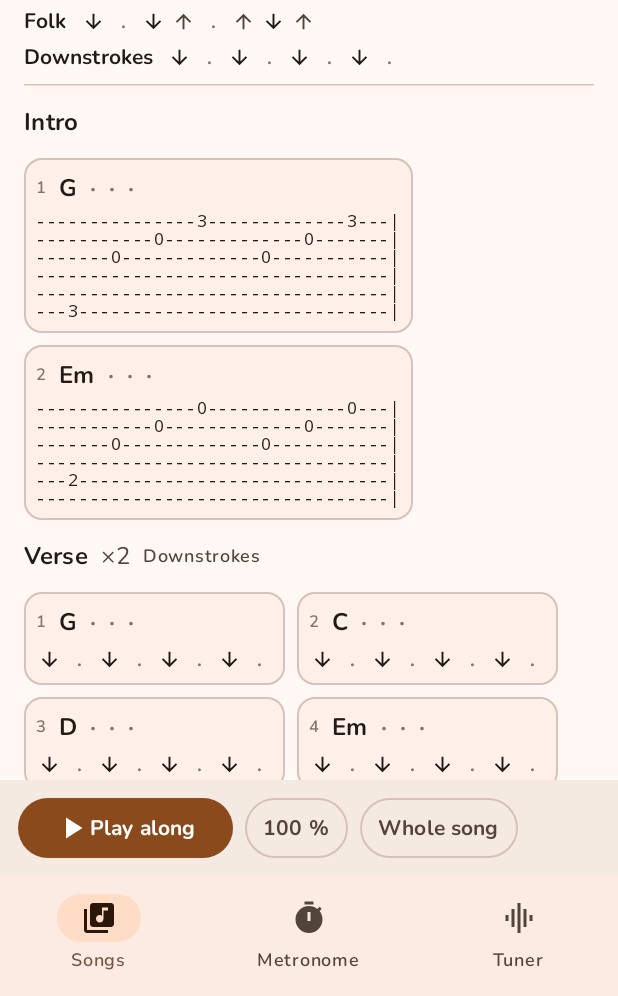
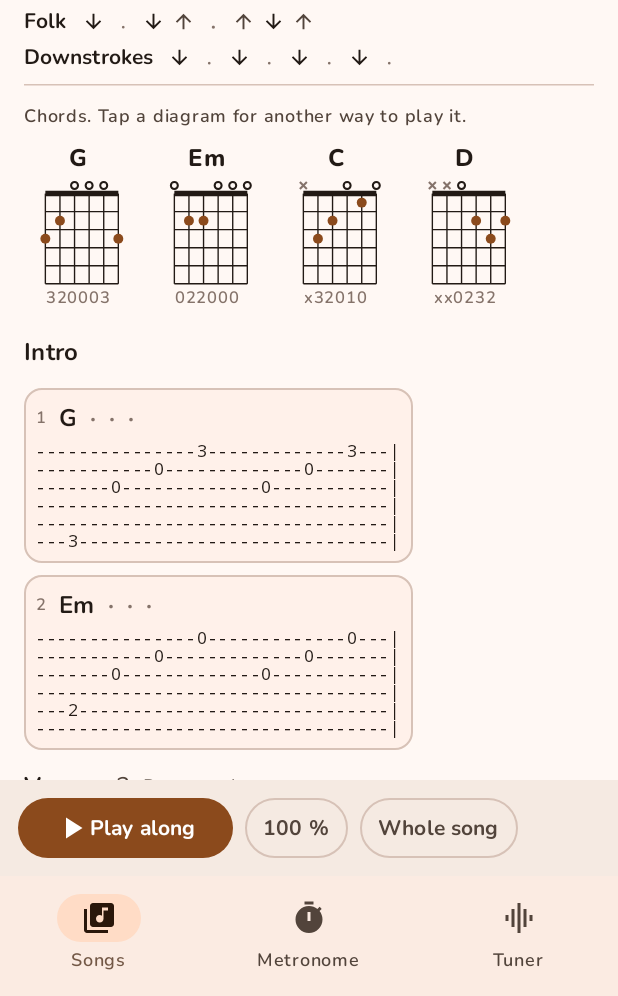
Before and after one commit to 0x0SegFault/guitarnest, an Android app built with Jetpack Compose: the screen it shows after launch (MainActivity), after a tap on "Four chords exercise", on a phone screen of 412 x 824 dp, the part 240-1236 px from its top. Run offline under Robolectric (Android 15) with nearby library versions, the phone set to English and light mode, and no system bars; pictures from the network do not load; 1 statement that could not run was skipped.

Commit message:
Chord diagrams, fingerpicking and flamenco patterns, diagrams in print
- Chord shapes computed from music theory (open and barre, up the neck); tap a diagram for another voicing, saved in the song
- Play along shows the chord now (big) and next; with a picking pattern the string to pick lights up
- Pattern kinds: strumming (D U R x -, R = rasgueado) and fingerpicking (B b 1-6 -); presets for flamenco and picking
- Metronome: 12 beats per bar for soleá and bulerías compás
- Print and PDF start with the chord diagrams; text export lists the shapes

```diff
--- /dev/null
+++ b/app/src/main/java/app/guitarnest/ui/ChordDiagram.kt
@@ -0,0 +1,84 @@
+package app.guitarnest.ui
+
+import androidx.compose.foundation.Canvas
+import androidx.compose.foundation.layout.Column
+import androidx.compose.foundation.layout.size
+import androidx.compose.material3.MaterialTheme
+import androidx.compose.material3.Text
+import androidx.compose.runtime.Composable
+import androidx.compose.ui.Alignment
+import androidx.compose.ui.Modifier
+import androidx.compose.ui.geometry.CornerRadius
+import androidx.compose.ui.geometry.Offset
+import androidx.compose.ui.geometry.Size
+import androidx.compose.ui.graphics.drawscope.Stroke
+import androidx.compose.ui.graphics.nativeCanvas
+import androidx.compose.ui.semantics.contentDescription
+import androidx.compose.ui.semantics.semantics
+import androidx.compose.ui.text.font.FontWeight
+import androidx.compose.ui.unit.Dp
+import androidx.compose.ui.unit.dp
+import androidx.compose.ui.unit.sp
+import app.guitarnest.tab.ChordShape
+
+/**
+ * A chord diagram: six strings (low E on the left), five frets, dots for fingers, a bar for a barre,
+ * x / o above the strings. [highlight] (string index) lights up the string to pick now.
+ */
+@Composable
+fun ChordDiagram(name: String, shape: ChordShape?, width: Dp, highlight: Int? = null, active: Boolean = false, note: String? = null) {
+    val ink = MaterialTheme.colorScheme.onSurface
+    val faint = MaterialTheme.colorScheme.outline
+    val accent = MaterialTheme.colorScheme.primary
+    val pick = MaterialTheme.colorScheme.tertiary
+    Column(horizontalAlignment = Alignment.CenterHorizontally, modifier = Modifier.semantics { contentDescription = "$name ${shape ?: ""}" }) {
+        Text(name, fontWeight = FontWeight.ExtraBold, fontSize = (width.value / 4).coerceIn(13f, 26f).sp, color = if (active) accent else ink)
+        if (shape == null) {
+            Text("?", color = faint)
+            return@Column
+        }
+        Canvas(Modifier.size(width, width * 1.15f)) {
+            val first = shape.firstFret
+            val left = size.width * 0.16f
+            val right = size.width * 0.92f
+            val top = size.height * 0.16f
+            val bottom = size.height * 0.98f
+            val gapX = (right - left) / 5
+            val gapY = (bottom - top) / 5
+            val line = (size.width / 70f).coerceAtLeast(1.2f)
+            // Strings and frets; a thick nut at fret 1, else the first fret number on the left.
+            for (s in 0 until 6) {
+                val x = left + s * gapX
+                val lit = highlight == s
+                drawLine(if (lit) pick else ink, Offset(x, top), Offset(x, bottom), strokeWidth = if (lit) line * 3 else line)
+            }
+            for (f in 0..5) {
+                val y = top + f * gapY
+                drawLine(ink, Offset(left, y), Offset(right, y), strokeWidth = if (f == 0 && first == 1) line * 4 else line)
+            }
+            if (first > 1) {
+                drawContext.canvas.nativeCanvas.drawText("$first", 0f, top + gapY * 0.7f,
+                    android.graphics.Paint().apply { color = android.graphics.Color.GRAY; textSize = gapY * 0.6f; isAntiAlias = true })
+            }
+            val r = gapX * 0.34f
+            shape.barre?.let { (fret, from, to) ->
+                val y = top + (fret - first + 0.5f) * gapY
+                drawRoundRect(accent, Offset(left + from * gapX - r, y - r), Size((to - from) * gapX + 2 * r, 2 * r), CornerRadius(r, r))
+            }
+            shape.frets.forEachIndexed { s, fret ->
+                val x = left + s * gapX
+                val markY = top - gapY * 0.45f
+                when {
+                    fret < 0 -> {
+                        val d = r * 0.7f
+                        drawLine(faint, Offset(x - d, markY - d), Offset(x + d, markY + d), strokeWidth = line * 1.5f)
+                        drawLine(faint, Offset(x - d, markY + d), Offset(x + d, markY - d), strokeWidth = line * 1.5f)
+                    }
+                    fret == 0 -> drawCircle(if (highlight == s) pick else ink, r * 0.7f, Offset(x, markY), style = Stroke(line * 1.5f))
+                    else -> drawCircle(if (highlight == s) pick else accent, r, Offset(x, top + (fret - first + 0.5f) * gapY))
+                }
+            }
+        }
+        if (note != null) Text(note, style = MaterialTheme.typography.labelSmall, color = faint)
+    }
+}
--- a/app/src/main/java/app/guitarnest/ui/SongScreen.kt
+++ b/app/src/main/java/app/guitarnest/ui/SongScreen.kt
@@ -1,6 +1,8 @@
 package app.guitarnest.ui
 
 import android.content.Intent
+import androidx.compose.foundation.clickable
+import androidx.compose.foundation.horizontalScroll
 import androidx.compose.foundation.layout.Box
 import androidx.compose.foundation.layout.PaddingValues
 import androidx.compose.material3.DropdownMenu
@@ -42,6 +44,9 @@ import androidx.compose.ui.unit.dp
 import androidx.core.net.toUri
 import app.guitarnest.R
 import app.guitarnest.data.PracticeEntry
+import app.guitarnest.tab.ChordShapes
+import app.guitarnest.tab.PlayAlong
+import app.guitarnest.tab.PlayedBar
 import app.guitarnest.tab.Song
 import java.net.URLEncoder
 
@@ -65,6 +70,7 @@ fun SongScreen(song: Song, playing: Playing?, log: List<PracticeEntry>, vm: Song
     Column(modifier) {
         Column(Modifier.weight(1f).verticalScroll(scroll).padding(horizontal = 16.dp), verticalArrangement = Arrangement.spacedBy(12.dp)) {
             Header(song, log)
+            ChordStrip(song) { vm.save(PlayAlong.nextShape(song, it)) }
             song.sections.forEachIndexed { s, section ->
                 val pattern = song.pattern(section.strum)
                 Row(verticalAlignment = Alignment.CenterVertically, horizontalArrangement = Arrangement.spacedBy(8.dp)) {
@@ -85,6 +91,7 @@ fun SongScreen(song: Song, playing: Playing?, log: List<PracticeEntry>, vm: Song
             if (song.notes.isNotBlank()) Text(song.notes, style = MaterialTheme.typography.bodyMedium)
             FindOnline(song)
         }
+        if (mine != null && order.isNotEmpty()) NowPlaying(song, order, mine)
         Controls(song, mine, options, onTempo = { tempoPercent = it }, onLoop = { loop = it }, onTrainer = { trainer = it },
             onPlay = { vm.startSong(song, options) }, onStop = vm::stop)
     }
@@ -131,6 +138,47 @@ private fun FindOnline(song: Song) {
     }) { Text(stringResource(R.string.find_tabs_browser)) }
 }
 
+/** Diagrams of every chord in the song. Tap one to see another way to play it; the song remembers it. */
+@Composable
+private fun ChordStrip(song: Song, onNext: (String) -> Unit) {
+    val chords = PlayAlong.chordsInSong(song)
+    if (chords.isEmpty()) return
+    Column(verticalArrangement = Arrangement.spacedBy(4.dp)) {
+        Text(stringResource(R.string.chords_tap_hint), style = MaterialTheme.typography.labelMedium, color = MaterialTheme.colorScheme.onSurfaceVariant)
+        Row(Modifier.horizontalScroll(rememberScrollState()), horizontalArrangement = Arrangement.spacedBy(14.dp)) {
+            chords.forEach { name ->
+                val shape = ChordShapes.shapeFor(song, name)
+                Box(Modifier.clickable { onNext(name) }.padding(4.dp)) {
+                    ChordDiagram(name, shape, 64.dp, note = shape?.toString())
+                }
+            }
+        }
+    }
+}
+
+/** While playing: the chord now (big; with a picking pattern the string to pick lights up) and the next chord. */
+@Composable
+private fun NowPlaying(song: Song, order: List<PlayedBar>, playing: Playing) {
+    val index = playing.bar.coerceAtLeast(0) % order.size
+    val bar = order[index]
+    val now = PlayAlong.chordAt(order, index, playing.beat)
+    val next = PlayAlong.nextChord(order, index, playing.beat)
+    val pattern = song.pattern(bar.strum)
+    val shape = now?.let { ChordShapes.shapeFor(song, it) }
+    val pick = if (pattern?.picking == true && playing.bar >= 0) pattern.pickString(patternStep(pattern, playing.step), shape) else null
+    Surface(tonalElevation = 1.dp) {
+        Row(Modifier.fillMaxWidth().padding(horizontal = 16.dp, vertical = 6.dp), verticalAlignment = Alignment.CenterVertically,
+            horizontalArrangement = Arrangement.spacedBy(20.dp)) {
+            if (now != null) ChordDiagram(now, shape, 104.dp, highlight = pick, active = true)
+            if (next != null) Column(horizontalAlignment = Alignment.CenterHorizontally) {
+                Text(stringResource(R.string.next_chord), style = MaterialTheme.typography.labelSmall, color = MaterialTheme.colorScheme.onSurfaceVariant)
+                ChordDiagram(next, ChordShapes.shapeFor(song, next), 62.dp)
+            }
+            if (pattern != null) StrumRow(pattern, active = if (playing.bar >= 0) patternStep(pattern, playing.step) else null)
+        }
+    }
+}
+
 @Composable
 private fun Controls(
     song: Song, playing: Playing?, options: PlayOptions,
--- a/app/src/main/java/app/guitarnest/ui/TabViews.kt
+++ b/app/src/main/java/app/guitarnest/ui/TabViews.kt
@@ -29,11 +29,14 @@ import app.guitarnest.tab.Bar
 import app.guitarnest.tab.StrumPattern
 import app.guitarnest.tab.TextTab
 
-/** Strumming arrows; the [active] step is highlighted while playing. */
+/**
+ * A pattern, one cell per step; the [active] step is highlighted while playing.
+ * Strumming: arrows (R = rasgueado, × = muted). Picking: B (bass), b (alternate bass), string numbers.
+ */
 @Composable
 fun StrumRow(pattern: StrumPattern, modifier: Modifier = Modifier, active: Int? = null, big: Boolean = false) {
     val description = pattern.name + ": " + pattern.steps.map {
-        when (it) { 'D' -> "down"; 'U' -> "up"; 'x' -> "mute"; else -> "rest" }
+        when (it) { 'D' -> "down"; 'U' -> "up"; 'x' -> "mute"; 'R' -> "rasgueado"; 'B' -> "bass"; 'b' -> "alternate bass"; '-' -> "rest"; else -> "string $it" }
     }.joinToString(" ")
     Row(modifier.semantics { contentDescription = description }, horizontalArrangement = Arrangement.spacedBy(if (big) 6.dp else 2.dp)) {
         pattern.steps.forEachIndexed { i, c ->
@@ -55,7 +58,12 @@ fun StrumRow(pattern: StrumPattern, modifier: Modifier = Modifier, active: Int?
                         if (c == 'D') Icons.Filled.ArrowDownward else Icons.Filled.ArrowUpward, null,
                         tint = tint, modifier = Modifier.size(if (big) 26.dp else 15.dp),
                     )
-                    else -> Text(if (c == 'x') "×" else "·", fontSize = if (big) 22.sp else 13.sp, fontWeight = FontWeight.Bold, color = tint)
+                    else -> Text(
+                        when (c) { 'x' -> "×"; '-' -> "·"; else -> c.toString() },
+                        fontSize = if (big) 20.sp else 12.sp,
+                        fontWeight = if (onBeat || c == 'R') FontWeight.ExtraBold else FontWeight.Bold,
+                        color = if (c == 'R' && !on) MaterialTheme.colorScheme.tertiary else tint,
+                    )
                 }
             }
         }
--- /dev/null
+++ b/shared/src/commonMain/kotlin/app/guitarnest/tab/ChordShapes.kt
@@ -0,0 +1,144 @@
+package app.guitarnest.tab
+
+
+/**
+ * A way to play a chord: [frets] per string, lowest string first; -1 = not played, 0 = open.
+ * Frets are counted from the capo, like everything in a tab.
+ */
+data class ChordShape(val frets: List<Int>) {
+    /** Lowest fretted position, for drawing a 5-fret diagram ([firstFret] 1 = the nut is shown). */
+    val firstFret: Int get() = frets.filter { it > 0 }.minOrNull()?.let { if (frets.maxOrNull()!! <= 4) 1 else it } ?: 1
+
+    /**
+     * A barre: the lowest fret held by one finger across strings from..to (indexes), or null.
+     * Only when it is needed: at least three strings, no open string inside, more than three fretted notes
+     * (so the open D and E minor shapes, held with separate fingers, have no barre).
+     */
+    val barre: Triple<Int, Int, Int>? get() {
+        val fretted = frets.filter { it > 0 }
+        val low = fretted.minOrNull() ?: return null
+        val strings = frets.indices.filter { frets[it] == low }
+        val from = strings.first()
+        val to = strings.last()
+        if (to - from < 2 || fretted.size <= 3) return null
+        if ((from..to).any { frets[it] <= 0 }) return null
+        return Triple(low, from, to)
+    }
+
+    /** "x32010", or "8-10-10-9-8-8" when a fret has two digits. */
+    override fun toString(): String =
+        if (frets.all { it < 10 }) frets.joinToString("") { if (it < 0) "x" else it.toString() }
+        else frets.joinToString("-") { if (it < 0) "x" else it.toString() }
+
+    companion object {
+        fun parse(text: String): ChordShape? {
+            val parts = if ('-' in text) text.split("-") else text.map { it.toString() }
+            if (parts.size != 6) return null
+            val frets = parts.map { p -> if (p == "x" || p == "X") -1 else p.toIntOrNull()?.takeIf { it in 0..24 } ?: return null }
+            return ChordShape(frets)
+        }
+    }
+}
+
+/**
+ * Chord diagrams computed from music theory (not copied from a chord book): every playable voicing of
+ * a chord in a tuning, within four frets, with at most four fingers (a barre counts as one) and the
+ * root (or the slash bass) as the lowest note. Best first: low positions, open strings, more strings.
+ */
+object ChordShapes {
+    private val QUALITIES = linkedMapOf(
+        "maj7" to listOf(0, 4, 7, 11), "m7b5" to listOf(0, 3, 6, 10), "dim7" to listOf(0, 3, 6, 9),
+        "7sus4" to listOf(0, 5, 7, 10), "madd9" to listOf(0, 3, 7, 2), "add9" to listOf(0, 4, 7, 2),
+        "sus2" to listOf(0, 2, 7), "sus4" to listOf(0, 5, 7), "sus" to listOf(0, 5, 7),
+        "dim" to listOf(0, 3, 6), "aug" to listOf(0, 4, 8), "+" to listOf(0, 4, 8),
+        "m9" to listOf(0, 3, 7, 10, 2), "m7" to listOf(0, 3, 7, 10), "m6" to listOf(0, 3, 7, 9),
+        "9" to listOf(0, 4, 7, 10, 2), "7" to listOf(0, 4, 7, 10), "6" to listOf(0, 4, 7, 9),
+        "5" to listOf(0, 7), "m" to listOf(0, 3, 7), "" to listOf(0, 4, 7),
+    )
+
+    /** Root pitch class, chord tones (pitch classes) and bass pitch class, or null if the name is unknown. */
+    fun parse(name: String): Triple<Int, Set<Int>, Int>? {
+        val (main, slash) = name.trim().split("/", limit = 2).let { it[0] to it.getOrNull(1) }
+        val root = pitchClass(main) ?: return null
+        val rootLength = if (main.length > 1 && main[1] in "#b♯♭") 2 else 1
+        val suffix = main.substring(rootLength).replace("min", "m").replace("maj", "maj").let { if (it == "M") "" else it }
+        val intervals = QUALITIES[suffix] ?: return null
+        val tones = intervals.map { (root + it) % 12 }.toSet()
+        val bass = slash?.let { pitchClass(it) } ?: root
+        return Triple(root, tones + bass, bass)
+    }
+
+    private fun pitchClass(text: String): Int? {
+        val base = mapOf('C' to 0, 'D' to 2, 'E' to 4, 'F' to 5, 'G' to 7, 'A' to 9, 'B' to 11)[text.firstOrNull()?.uppercaseChar()] ?: return null
+        val shift = when (text.getOrNull(1)) { '#', '♯' -> 1; 'b', '♭' -> -1; else -> 0 }
+        return (base + shift + 12) % 12
+    }
+
+    /** Up to [limit] voicings for [name] in [tuning] (open-string MIDI notes, lowest first). */
+    fun voicings(name: String, tuning: List<Int> = STANDARD, limit: Int = 6): List<ChordShape> {
+        val (root, tones, bass) = parse(name) ?: return emptyList()
+        val thirdOrSus = tones.filter { it != root && it != (root + 7) % 12 }.toSet()
+        val found = LinkedHashMap<String, Pair<ChordShape, Double>>()
+        for (start in 0..12) {
+            val low = maxOf(1, start)
+            val high = low + 3
+            val choices = tuning.map { open ->
+                buildList {
+                    add(-1)
+                    if ((open % 12) in tones) add(0)
+                    for (f in low..high) if (start > 0 || f <= 3) if ((open + f) % 12 in tones) add(f)
+                }
+            }
+            val current = IntArray(6)
+            fun walk(s: Int) {
+                if (s == 6) { consider(current.toList(), tuning, root, tones, bass, thirdOrSus)?.let { (shape, score) ->
+                    val key = shape.toString()
+                    if (found[key]?.second?.let { score < it } != false) found[key] = shape to score
+                }; return }
+                for (f in choices[s]) { current[s] = f; walk(s + 1) }
+            }
+            walk(0)
+        }
+        // Best per neck position first, so the player sees the open shape and barre shapes up the neck.
+        val sorted = found.values.sortedBy { it.second }
+        val byPosition = sorted.groupBy { it.first.firstFret / 3 }.values.map { it.first() }.sortedBy { it.second }
+        return (byPosition + sorted).map { it.first }.distinct().take(limit)
+    }
+
+    private fun consider(frets: List<Int>, tuning: List<Int>, root: Int, tones: Set<Int>, bass: Int, needed: Set<Int>): Pair<ChordShape, Double>? {
+        val played = frets.indices.filter { frets[it] >= 0 }
+        if (played.size < (if (tones.size <= 2) 2 else 4)) return null
+        // Not-played strings only on the bass side, so the chord can be strummed.
+        if (played.first() + played.size - 1 != played.last() || played.last() != 5) return null
+        val notes = played.map { tuning[it] + frets[it] }
+        if (notes.first() % 12 != bass) return null
+        val classes = notes.map { it % 12 }.toSet()
+        if (root !in classes || !classes.containsAll(needed.take(2).toSet())) return null
+        if (tones.size >= 4 && classes.size < 4) return null
+        val fretted = played.filter { frets[it] > 0 }
+        val shape = ChordShape(frets)
+        val barre = shape.barre
+        val fingers = if (barre != null) 1 + fretted.count { frets[it] > barre.first } else fretted.size
+        if (fingers > 4) return null
+        val top = fretted.maxOfOrNull { frets[it] } ?: 0
+        val bottom = fretted.minOfOrNull { frets[it] } ?: 0
+        if (top - bottom > 3) return null
+        // Open strings with a hand high on the neck make shapes that are hard to read and rarely used.
+        if (top >= 5 && played.any { frets[it] == 0 }) return null
+        // Lower is better: position, fingers, stretch, barres, strings not played. Open strings help in low
+        // positions; high on the neck they make odd shapes that players rarely use.
+        val open = played.count { frets[it] == 0 }
+        val score = bottom * 1.0 + fingers * 0.8 + (top - bottom) * 0.7 + (if (barre != null) 1.5 else 0.0) +
+            (6 - played.size) * 0.9 + open * (if (bottom > 4) 1.5 else -0.6)
+        return shape to score
+    }
+
+    val STANDARD = listOf(40, 45, 50, 55, 59, 64)
+
+    /** A song's chosen shape for [name], else the best computed one. */
+    fun shapeFor(song: Song, name: String): ChordShape? {
+        song.shapes[name]?.let { ChordShape.parse(it) }?.let { return it }
+        return voicings(name, song.tuningNotes()?.strings ?: STANDARD, 1).firstOrNull()
+    }
+
+}
--- a/shared/src/commonMain/kotlin/app/guitarnest/tab/Song.kt
+++ b/shared/src/commonMain/kotlin/app/guitarnest/tab/Song.kt
@@ -36,6 +36,8 @@ data class Song(
     val patterns: List<StrumPattern> = emptyList(),
     val sections: List<Section> = emptyList(),
     val notes: String = "",
+    /** The player's chosen chord diagrams: chord name to shape, for example "G" to "320003" (see [ChordShape]). */
+    val shapes: Map<String, String> = emptyMap(),
 ) {
     fun tuningNotes(): Tuning? = Tuning.byId(tuning) ?: run {
         val parts = tuning.trim().split(Regex("\\s+"))
@@ -60,17 +62,41 @@ data class PlayedBar(val section: Int, val bar: Int, val pass: Int, val content:
 }
 
 /**
- * A strumming pattern. [steps] has one character per subdivision:
- * D = down, U = up, x = muted strum, - = no stroke (hand still moves).
+ * A strumming or fingerpicking pattern, one character per subdivision.
+ * Strumming ([kind] "strum"): D = down, U = up, R = rasgueado (flamenco fan of the fingers), x = muted strum, - = no stroke.
+ * Fingerpicking ([kind] "pick"): B = bass string of the chord, b = alternate bass, 1-6 = string (1 = high E), - = rest.
  */
 @Serializable
 data class StrumPattern(
     val id: String,
     val name: String = id,
     val steps: String,
-    /** Subdivisions per beat: 2 = eighth notes, 4 = sixteenth notes. */
+    /** Subdivisions per beat: 1 = quarter notes, 2 = eighth notes, 4 = sixteenth notes. */
     val perBeat: Int = 2,
+    val kind: String = STRUM,
 ) {
+    val picking: Boolean get() = kind == PICK
+
+    /** Beats one round of the pattern takes (12 for a flamenco compás). */
+    val beats: Int get() = (steps.length / perBeat.coerceAtLeast(1)).coerceAtLeast(1)
+
+    /** String index (0 = low E) to pluck at [step] for a chord [shape], or null for a rest. */
+    fun pickString(step: Int, shape: ChordShape?): Int? {
+        val c = strokeAt(step)
+        val bass = shape?.frets?.indexOfFirst { it >= 0 }?.takeIf { it >= 0 } ?: 0
+        return when (c) {
+            'B' -> bass
+            // Alternate bass: from the 6th or 5th string the thumb goes to the 4th; else the next higher string.
+            'b' -> if (bass <= 1) 2 else (bass + 1).coerceAtMost(5)
+            in '1'..'6' -> 6 - (c - '0')
+            else -> null
+        }
+    }
+
+    companion object {
+        const val STRUM = "strum"
+        const val PICK = "pick"
+    }
     /** Stroke at a subdivision; the pattern repeats over the bar. */
     fun strokeAt(step: Int): Char = if (steps.isEmpty()) '-' else steps[step.mod(steps.length)]
 
--- a/shared/src/commonMain/kotlin/app/guitarnest/tab/SongCodec.kt
+++ b/shared/src/commonMain/kotlin/app/guitarnest/tab/SongCodec.kt
@@ -34,8 +34,13 @@ object SongCodec {
         if (song.beatsPerBar !in 1..12) add("Beats per bar must be 1 to 12")
         song.patterns.forEach { p ->
             if (p.perBeat !in 1..4) add("Pattern ${p.id}: 1 to 4 steps per beat")
-            if (p.steps.any { it !in "DUx-" }) add("Pattern ${p.id}: use only D, U, x and -")
+            when (p.kind) {
+                StrumPattern.STRUM -> if (p.steps.any { it !in "DURx-" }) add("Pattern ${p.id}: use only D, U, R, x and -")
+                StrumPattern.PICK -> if (p.steps.any { it !in "Bb123456-" }) add("Pattern ${p.id}: use only B, b, 1-6 and -")
+                else -> add("Pattern ${p.id}: kind must be strum or pick")
+            }
         }
+        song.shapes.forEach { (chord, shape) -> if (ChordShape.parse(shape) == null) add("Chord $chord: shape $shape is not valid") }
         val ids = song.patterns.map { it.id }.toSet()
         song.sections.forEach { s ->
             if (s.strum != null && s.strum !in ids) add("Section ${s.name}: unknown pattern ${s.strum}")
```
Also changed, not shown: app/src/main/java/app/guitarnest/data/SongPrinter.kt (+66 -5 lines), app/src/main/java/app/guitarnest/ui/EditorScreen.kt (+19 -8 lines), app/src/main/java/app/guitarnest/ui/MetronomeScreen.kt (+6 -3 lines), app/src/main/res/values/strings.xml (+7 -0 lines), shared/src/commonMain/kotlin/app/guitarnest/practice/Metronome.kt (+11 -1 lines), shared/src/commonMain/kotlin/app/guitarnest/tab/PlayAlong.kt (added, +40 -0 lines), shared/src/commonMain/kotlin/app/guitarnest/tab/TextTab.kt (+5 -2 lines), 6 other files.
